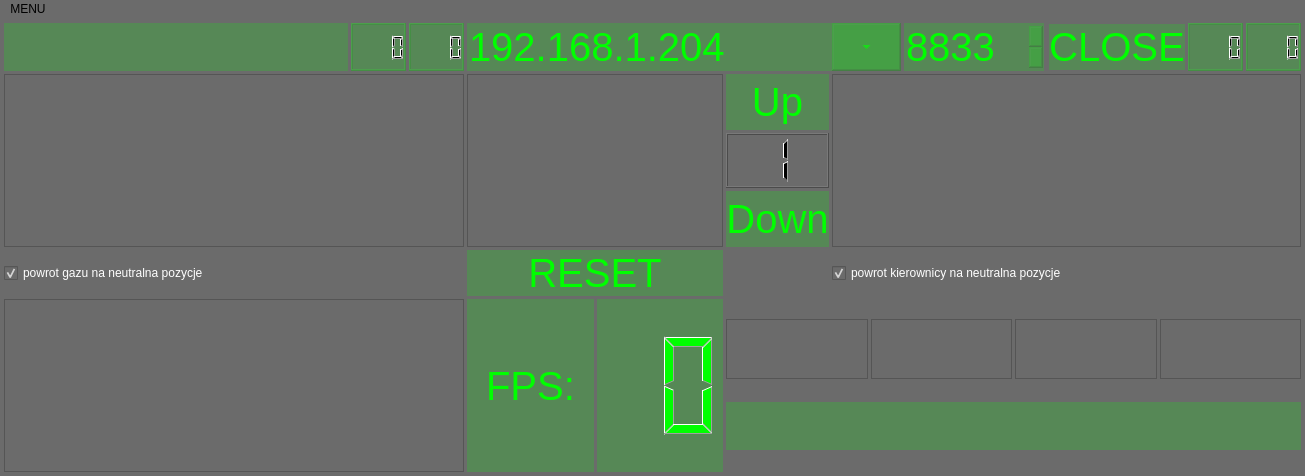
cyniu88/QT_kurs, file pilot/pilotwindow.ui: the form before one commit.
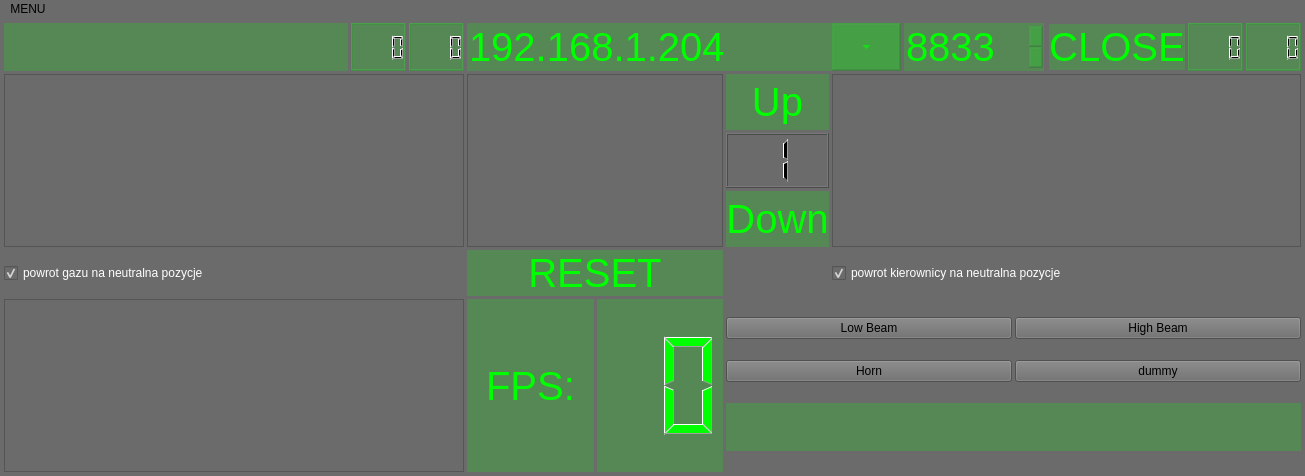
The form after the commit. Icons and pictures are not drawn. Custom widgets are drawn as their Qt base class.

What changed in the file:
```diff
--- a/pilot/pilotwindow.ui
+++ b/pilot/pilotwindow.ui
@@ -373,80 +373,7 @@
     </item>
     <item row="5" column="5" colspan="7">
      <layout class="QGridLayout" name="gridLayout_5">
-      <item row="0" column="2">
-       <widget class="QGraphicsView" name="graphicsView_C">
-        <property name="sizePolicy">
-         <sizepolicy hsizetype="Ignored" vsizetype="Ignored">
-          <horstretch>0</horstretch>
-          <verstretch>0</verstretch>
-         </sizepolicy>
-        </property>
-        <property name="verticalScrollBarPolicy">
-         <enum>Qt::ScrollBarAlwaysOff</enum>
-        </property>
-        <property name="horizontalScrollBarPolicy">
-         <enum>Qt::ScrollBarAlwaysOff</enum>
-        </property>
-       </widget>
-      </item>
-      <item row="0" column="0">
-       <widget class="QGraphicsView" name="graphicsView_A">
-        <property name="sizePolicy">
-         <sizepolicy hsizetype="Ignored" vsizetype="Ignored">
-          <horstretch>0</horstretch>
-          <verstretch>0</verstretch>
-         </sizepolicy>
-        </property>
-        <property name="maximumSize">
-         <size>
-          <width>16777215</width>
-          <height>60</height>
-         </size>
-        </property>
-        <property name="verticalScrollBarPolicy">
-         <enum>Qt::ScrollBarAlwaysOff</enum>
-        </property>
-        <property name="horizontalScrollBarPolicy">
-         <enum>Qt::ScrollBarAlwaysOff</enum>
-        </property>
-        <property name="sizeAdjustPolicy">
-         <enum>QAbstractScrollArea::AdjustIgnored</enum>
-        </property>
-       </widget>
-      </item>
-      <item row="0" column="1">
-       <widget class="QGraphicsView" name="graphicsView_B">
-        <property name="sizePolicy">
-         <sizepolicy hsizetype="Ignored" vsizetype="Ignored">
-          <horstretch>0</horstretch>
-          <verstretch>0</verstretch>
-         </sizepolicy>
-        </property>
-        <property name="verticalScrollBarPolicy">
-         <enum>Qt::ScrollBarAlwaysOff</enum>
-        </property>
-        <property name="horizontalScrollBarPolicy">
-         <enum>Qt::ScrollBarAlwaysOff</enum>
-        </property>
-       </widget>
-      </item>
-      <item row="0" column="3">
-       <widget class="QGraphicsView" name="graphicsView_D">
-        <property name="sizePolicy">
-         <sizepolicy hsizetype="Ignored" vsizetype="Ignored">
-          <horstretch>0</horstretch>
-          <verstretch>0</verstretch>
-         </sizepolicy>
-        </property>
-        <property name="verticalScrollBarPolicy">
-         <enum>Qt::ScrollBarAlwaysOff</enum>
-        </property>
-        <property name="horizontalScrollBarPolicy">
-         <enum>Qt::ScrollBarAlwaysOff</enum>
-        </property>
-       </widget>
-      </item>
-      <item row="1" column="0" colspan="4">
+      <item row="3" column="0" colspan="2">
        <widget class="QLineEdit" name="infoTxt">
         <property name="sizePolicy">
          <sizepolicy hsizetype="Expanding" vsizetype="Fixed">
@@ -467,6 +394,38 @@
         </property>
        </widget>
       </item>
+      <item row="1" column="0" colspan="2">
+       <layout class="QHBoxLayout" name="horizontalLayout">
+        <item>
+         <widget class="myButton" name="buttonLowBeam">
+          <property name="text">
+           <string>Low Beam</string>
+          </property>
+         </widget>
+        </item>
+        <item>
+         <widget class="myButton" name="buttonHighBeam">
+          <property name="text">
+           <string>High Beam</string>
+          </property>
+         </widget>
+        </item>
+       </layout>
+      </item>
+      <item row="2" column="1">
+       <widget class="myButton" name="buttonDummy">
+        <property name="text">
+         <string>dummy</string>
+        </property>
+       </widget>
+      </item>
+      <item row="2" column="0">
+       <widget class="myButton" name="buttonHorn">
+        <property name="text">
+         <string>Horn</string>
+        </property>
+       </widget>
+      </item>
      </layout>
     </item>
     <item row="2" column="5">
```
Left out of the diff: 6 changed lines with no effect on the pictures.
